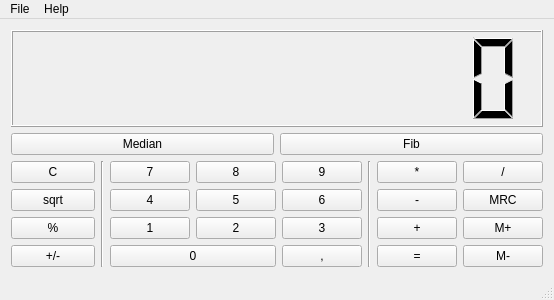
First picture: the form in mainwindow.ui, repository MKozuch/fpCalc, before the edit.
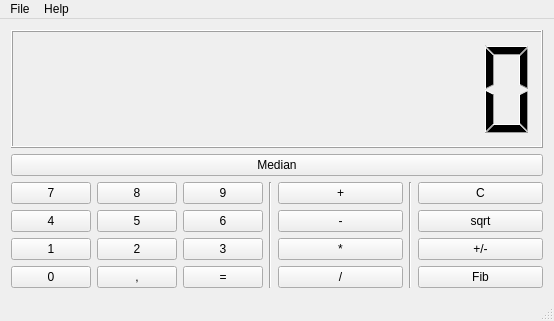
Second picture: the form after the edit.

What changed in the file:
```diff
--- a/mainwindow.ui
+++ b/mainwindow.ui
@@ -7,7 +7,7 @@
     <x>0</x>
     <y>0</y>
     <width>554</width>
-    <height>300</height>
+    <height>321</height>
    </rect>
   </property>
   <property name="windowTitle">
@@ -29,67 +29,17 @@
      </widget>
     </item>
     <item row="1" column="0">
-     <layout class="QHBoxLayout" name="horizontalLayout_2">
-      <item>
-       <widget class="QPushButton" name="medianBtn">
-        <property name="text">
-         <string>Median</string>
-        </property>
-       </widget>
-      </item>
-      <item>
-       <widget class="QPushButton" name="fibBtn">
-        <property name="text">
-         <string>Fib</string>
-        </property>
-       </widget>
-      </item>
-     </layout>
+     <widget class="QPushButton" name="medianBtn">
+      <property name="text">
+       <string>Median</string>
+      </property>
+     </widget>
     </item>
     <item row="2" column="0">
-     <layout class="QHBoxLayout" name="horizontalLayout">
-      <item>
-       <layout class="QGridLayout" name="leftFuncLayout">
-        <item row="2" column="0">
-         <widget class="QPushButton" name="sqrtBtn">
-          <property name="text">
-           <string>sqrt</string>
-          </property>
-         </widget>
-        </item>
-        <item row="3" column="0">
-         <widget class="QPushButton" name="percentBtn">
-          <property name="text">
-           <string>%</string>
-          </property>
-         </widget>
-        </item>
-        <item row="1" column="0">
-         <widget class="QPushButton" name="clearBtn">
-          <property name="text">
-           <string>C</string>
-          </property>
-          <property name="flat">
-           <bool>false</bool>
-          </property>
-         </widget>
-        </item>
-        <item row="4" column="0">
-         <widget class="QPushButton" name="negativeBtn">
-          <property name="text">
-           <string>+/-</string>
-          </property>
-         </widget>
-        </item>
-       </layout>
-      </item>
-      <item>
-       <widget class="Line" name="line">
-        <property name="orientation">
-         <enum>Qt::Vertical</enum>
-        </property>
-       </widget>
-      </item>
+     <layout class="QHBoxLayout" name="horizontalLayout_2">
+      <property name="sizeConstraint">
+       <enum>QLayout::SetMinimumSize</enum>
+      </property>
       <item>
        <layout class="QGridLayout" name="digitsLayout">
         <item row="0" column="2">
@@ -106,13 +56,6 @@
           </property>
          </widget>
         </item>
-        <item row="3" column="2">
-         <widget class="QPushButton" name="commaBtn">
-          <property name="text">
-           <string>,</string>
-          </property>
-         </widget>
-        </item>
         <item row="1" column="0">
          <widget class="QPushButton" name="digit4Btn">
           <property name="text">
@@ -162,74 +105,60 @@
           </property>
          </widget>
         </item>
-        <item row="3" column="0" colspan="2">
+        <item row="3" column="0">
          <widget class="QPushButton" name="digit0Btn">
           <property name="text">
            <string>0</string>
           </property>
          </widget>
         </item>
-       </layout>
-      </item>
-      <item>
-       <widget class="Line" name="line_2">
-        <property name="orientation">
-         <enum>Qt::Vertical</enum>
-        </property>
-       </widget>
-      </item>
-      <item>
-       <layout class="QGridLayout" name="rightFuncLayout">
-        <item row="4" column="0">
+        <item row="3" column="1">
+         <widget class="QPushButton" name="commaBtn">
+          <property name="text">
+           <string>,</string>
+          </property>
+         </widget>
+        </item>
+        <item row="3" column="2">
          <widget class="QPushButton" name="equalBtn">
           <property name="text">
            <string>=</string>
           </property>
          </widget>
         </item>
-        <item row="4" column="1">
-         <widget class="QPushButton" name="memSubtractBtn">
-          <property name="text">
-           <string>M-</string>
-          </property>
-         </widget>
-        </item>
-        <item row="3" column="1">
-         <widget class="QPushButton" name="memAddBtn">
-          <property name="text">
-           <string>M+</string>
-          </property>
-         </widget>
-        </item>
-        <item row="3" column="0">
-         <widget class="QPushButton" name="addBtn">
-          <property name="text">
-           <string>+</string>
-          </property>
-         </widget>
-        </item>
-        <item row="1" column="0">
+       </layout>
+      </item>
+      <item>
+       <widget class="Line" name="line">
+        <property name="orientation">
+         <enum>Qt::Vertical</enum>
+        </property>
+       </widget>
+      </item>
+      <item>
+       <layout class="QGridLayout" name="rightFuncLayout">
+        <item row="2" column="0">
          <widget class="QPushButton" name="multiplyBtn">
           <property name="text">
            <string>*</string>
           </property>
          </widget>
         </item>
-        <item row="1" column="1">
+        <item row="4" column="0">
          <widget class="QPushButton" name="divideBtn">
           <property name="text">
            <string>/</string>
           </property>
          </widget>
         </item>
-        <item row="2" column="1">
-         <widget class="QPushButton" name="memRecallBtn">
+        <item row="0" column="0">
+         <widget class="QPushButton" name="addBtn">
           <property name="text">
-           <string>MRC</string>
+           <string>+</string>
           </property>
          </widget>
         </item>
-        <item row="2" column="0">
+        <item row="1" column="0">
          <widget class="QPushButton" name="subtractBtn">
           <property name="text">
            <string>-</string>
@@ -238,6 +167,55 @@
         </item>
        </layout>
       </item>
+      <item>
+       <widget class="Line" name="line_2">
+        <property name="orientation">
+         <enum>Qt::Vertical</enum>
+        </property>
+       </widget>
+      </item>
+      <item>
+       <layout class="QHBoxLayout" name="horizontalLayout">
+        <property name="sizeConstraint">
+         <enum>QLayout::SetDefaultConstraint</enum>
+        </property>
+        <item>
+         <layout class="QGridLayout" name="leftFuncLayout">
+          <item row="4" column="0">
+           <widget class="QPushButton" name="fibBtn">
+            <property name="text">
+             <string>Fib</string>
+            </property>
+           </widget>
+          </item>
+          <item row="3" column="0">
+           <widget class="QPushButton" name="negativeBtn">
+            <property name="text">
+             <string>+/-</string>
+            </property>
+           </widget>
+          </item>
+          <item row="2" column="0">
+           <widget class="QPushButton" name="sqrtBtn">
+            <property name="text">
+             <string>sqrt</string>
+            </property>
+           </widget>
+          </item>
+          <item row="1" column="0">
+           <widget class="QPushButton" name="clearBtn">
+            <property name="text">
+             <string>C</string>
+            </property>
+            <property name="flat">
+             <bool>false</bool>
+            </property>
+           </widget>
+          </item>
+         </layout>
+        </item>
+       </layout>
+      </item>
      </layout>
     </item>
    </layout>
```
Left out of the diff: 2 changed lines with no effect on the pictures.
